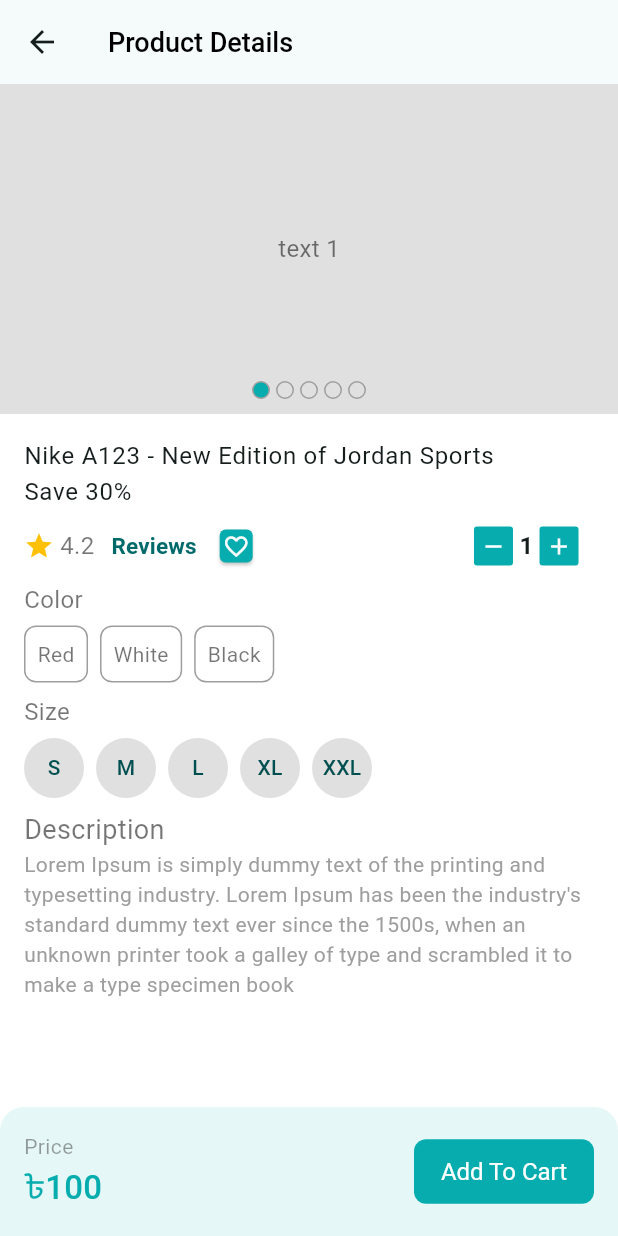
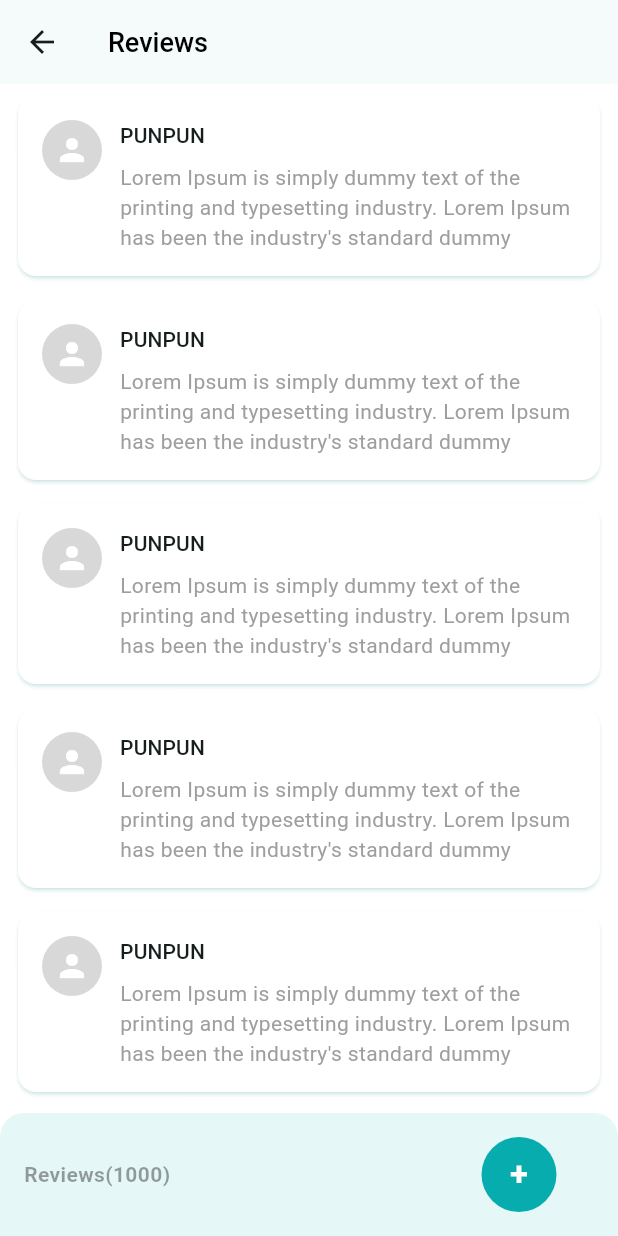
Before and after one commit to OnoPUNPUN/e_commerce, a Flutter app: the ProductDetailsScreen screen opened directly, after a tap on "Reviews", on a phone screen of 412 x 824 dp. Run offline on Flutter 3.47's test engine with Material 3 defaults, Android fonts, the phone set to English and light mode, and no system bars; drawn by our look-alikes of carousel_slider; our stand-ins replace email_validator, firebase_analytics, firebase_core, firebase_crashlytics, flutter_svg, get and 4 more; accounts and stored records are empty.

Commit message:
Completed Reviews Screen

```diff
--- a/lib/app/routes.dart
+++ b/lib/app/routes.dart
@@ -1,3 +1,5 @@
+import 'package:e_commerce/features/review/presentation/screen/create_review_screen.dart';
+import 'package:e_commerce/features/review/presentation/screen/review_screen.dart';
 import 'package:e_commerce/features/shared/presentation/screen/bottom_navbar_screen.dart';
 import 'package:e_commerce/features/auth/presentation/screens/otp_verificatio_screen.dart';
 import 'package:e_commerce/features/auth/presentation/screens/sign_in_screen.dart';
@@ -27,6 +29,10 @@ MaterialPageRoute onGenerateRoute(RouteSettings settings) {
     screen = ProductListScreen(categoryName: categoryName);
   } else if (settings.name == ProductDetailsScreen.name) {
     screen = ProductDetailsScreen();
+  } else if (settings.name == ReviewScreen.name) {
+    screen = ReviewScreen();
+  } else if (settings.name == CreateReviewScreen.name) {
+    screen = CreateReviewScreen();
   }
   return MaterialPageRoute(builder: (ctx) => screen);
 }
--- a/lib/features/products/presentation/screen/product_details_screen.dart
+++ b/lib/features/products/presentation/screen/product_details_screen.dart
@@ -1,5 +1,6 @@
 import 'package:e_commerce/app/utils/constans.dart';
 import 'package:e_commerce/features/products/presentation/widgets/color_picker.dart';
+import 'package:e_commerce/features/review/presentation/screen/review_screen.dart';
 import 'package:flutter/material.dart';
 
 import '../../../../app/app_colors.dart';
@@ -46,7 +47,9 @@ class _ProductDetailsScreenState extends State<ProductDetailsScreen> {
                           const SizedBox(width: 4),
                           const Text('4.2', style: TextStyle(fontSize: 16)),
                           TextButton(
-                            onPressed: () {},
+                            onPressed: () {
+                              Navigator.pushNamed(context, ReviewScreen.name);
+                            },
                             child: const Text(
                               'Reviews',
                               style: TextStyle(fontSize: 15),
@@ -102,7 +105,11 @@ class _ProductDetailsScreenState extends State<ProductDetailsScreen> {
               ],
             ),
           ),
-          const TotalPriceAndCartSection(buttonName: "Add To Cart", heading: 'Price', price: '${tkSign}100',),
+          const TotalPriceAndCartSection(
+            buttonName: "Add To Cart",
+            heading: 'Price',
+            price: '${tkSign}100',
+          ),
         ],
       ),
     );
--- /dev/null
+++ b/lib/features/review/presentation/screen/review_screen.dart
@@ -0,0 +1,35 @@
+import 'package:flutter/material.dart';
+
+import '../widgets/review_bar.dart';
+import '../widgets/review_card.dart';
+
+class ReviewScreen extends StatefulWidget {
+  const ReviewScreen({super.key});
+
+  static const String name = '/review-screen';
+
+  @override
+  State<ReviewScreen> createState() => _ReviewScreenState();
+}
+
+class _ReviewScreenState extends State<ReviewScreen> {
+  @override
+  Widget build(BuildContext context) {
+    return Scaffold(
+      appBar: AppBar(title: Text('Reviews',)),
+      body: Column(
+        children: [
+          Expanded(
+            child: ListView.builder(
+              itemCount: 5,
+              itemBuilder: (context, index) {
+                return ReviewCard();
+              },
+            ),
+          ),
+          ReviewBar(buttonName: '+', heading: 'Reviews(1000)',)
+        ],
+      ),
+    );
+  }
+}
--- /dev/null
+++ b/lib/features/review/presentation/widgets/review_bar.dart
@@ -0,0 +1,56 @@
+import 'package:flutter/material.dart';
+import '../../../../app/app_colors.dart';
+import '../screen/create_review_screen.dart';
+
+class ReviewBar extends StatelessWidget {
+  const ReviewBar({super.key, required this.buttonName, required this.heading});
+
+  final String buttonName;
+  final String heading;
+
+  @override
+  Widget build(BuildContext context) {
+    final textTheme = Theme.of(context).textTheme;
+    return Container(
+      decoration: BoxDecoration(
+        color: AppColors.themeColor.withOpacity(0.1),
+        borderRadius: BorderRadius.only(
+          topLeft: Radius.circular(16),
+          topRight: Radius.circular(16),
+        ),
+      ),
+      padding: const EdgeInsets.all(16),
+      child: Row(
+        mainAxisAlignment: MainAxisAlignment.spaceBetween,
+        children: [
+          Column(
+            crossAxisAlignment: CrossAxisAlignment.start,
+            children: [
+              Text(
+                heading,
+                style: TextStyle(
+                  color: Colors.black38,
+                  fontSize: 14,
+                  fontWeight: FontWeight.w700,
+                ),
+              ),
+            ],
+          ),
+          SizedBox(
+            width: 100,
+            child: FilledButton(
+              style: FilledButton.styleFrom(shape: CircleBorder()),
+              onPressed: () {
+                Navigator.pushNamed(context, CreateReviewScreen.name);
+              },
+              child: Text(
+                buttonName,
+                style: TextStyle(fontSize: 22, fontWeight: FontWeight.bold),
+              ),
+            ),
+          ),
+        ],
+      ),
+    );
+  }
+}
--- /dev/null
+++ b/lib/features/review/presentation/widgets/review_card.dart
@@ -0,0 +1,45 @@
+import 'package:e_commerce/app/app_colors.dart';
+import 'package:flutter/material.dart';
+
+class ReviewCard extends StatelessWidget {
+  const ReviewCard({super.key});
+
+  @override
+  Widget build(BuildContext context) {
+    Color circularColor = Colors.grey.withOpacity(0.4);
+    return Card(
+      color: Colors.white,
+      elevation: 1,
+      shadowColor: AppColors.themeColor.withOpacity(0.3),
+      shape: RoundedRectangleBorder(borderRadius: BorderRadius.circular(12)),
+      margin: const EdgeInsets.symmetric(vertical: 8, horizontal: 12),
+      child: Padding(
+        padding: const EdgeInsets.all(16.0),
+        child: Row(
+          crossAxisAlignment: CrossAxisAlignment.start,
+          children: [
+            CircleAvatar(
+              radius: 20,
+              backgroundColor: circularColor,
+              child: const Icon(Icons.person, color: Colors.white),
+            ),
+            const SizedBox(width: 12),
+            Expanded(
+              child: Column(
+                crossAxisAlignment: CrossAxisAlignment.start,
+                children: [
+                  Text("PUNPUN", style: Theme.of(context).textTheme.titleSmall),
+                  const SizedBox(height: 8),
+                  Text(
+                    "Lorem Ipsum is simply dummy text of the printing and typesetting industry. Lorem Ipsum has been the industry's standard dummy",
+                    style: Theme.of(context).textTheme.bodyMedium!.copyWith(color: Colors.grey),
+                  ),
+                ],
+              ),
+            ),
+          ],
+        ),
+      ),
+    );
+  }
+}
```
Also changed, not shown: lib/features/review/presentation/screen/create_review_screen.dart (added, +80 -0 lines).
